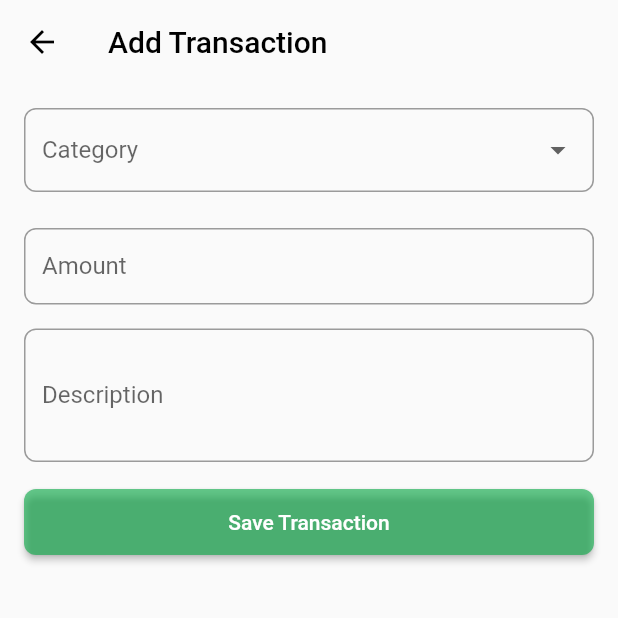
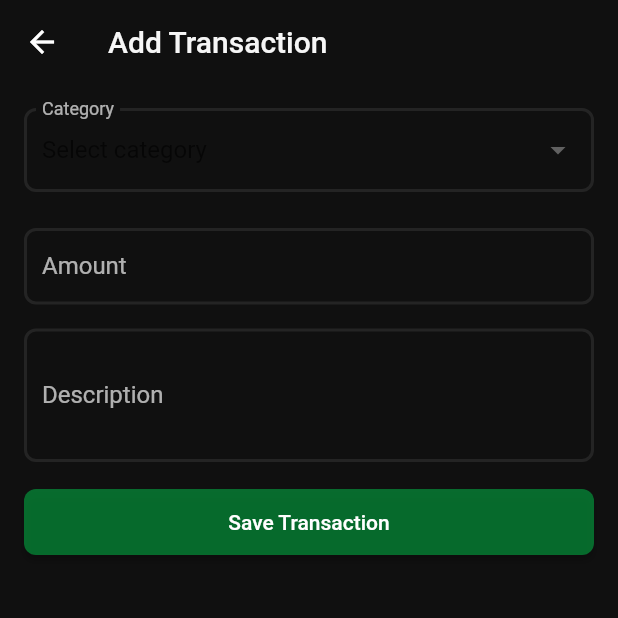
Before and after one commit to Jajared/financio, a Flutter app: the screen it shows after launch, item 2 of the bottom bar chosen, after a tap on the "add" icon, on a phone screen of 412 x 824 dp, the top half of it. Run offline on Flutter 3.47's test engine with Material 2 defaults, Android fonts, the phone set to English and light mode, and no system bars; our stand-ins replace cloud_firestore, firebase_core, fl_chart, get; accounts and stored records are empty.

Commit message:
Changed to dark UI.

```diff
--- a/lib/main.dart
+++ b/lib/main.dart
@@ -30,21 +30,42 @@ class _MyAppState extends State<MyApp> {
     const Activity(),
   ];
 
+  final ThemeData customTheme = ThemeData(
+    primaryColor: const Color.fromRGBO(16, 16, 16, 1),
+    inputDecorationTheme: InputDecorationTheme(
+      labelStyle: const TextStyle(color: Color.fromRGBO(255, 255, 255, 0.67)),
+      hintStyle: const TextStyle(color: Color.fromRGBO(255, 255, 255, 0.67)),
+      enabledBorder: OutlineInputBorder(
+        borderRadius: BorderRadius.circular(8),
+        borderSide:
+            const BorderSide(color: Color.fromRGBO(36, 36, 36, 1), width: 2),
+      ),
+      focusedBorder: OutlineInputBorder(
+        borderRadius: BorderRadius.circular(8),
+        borderSide:
+            const BorderSide(color: Color.fromRGBO(36, 36, 36, 1), width: 2),
+      ),
+    ),
+  );
+
   @override
   Widget build(BuildContext context) {
     return MaterialApp(
       title: 'Finance Tracker',
-      theme: ThemeData(
-        primaryColor: const Color.fromRGBO(3, 169, 66, 0.6),
-      ),
+      theme: customTheme,
       home: SafeArea(
           child: Scaffold(
         body: _screens[_currentIndex],
         bottomNavigationBar: BottomNavigationBar(
           type: BottomNavigationBarType.fixed,
+          unselectedIconTheme: const IconThemeData(
+            color: Color.fromRGBO(255, 255, 255, 0.45),
+          ),
+          unselectedItemColor: const Color.fromRGBO(255, 255, 255, 0.45),
+          backgroundColor: const Color.fromRGBO(16, 16, 16, 0.98),
           selectedIconTheme:
-              const IconThemeData(color: Color.fromRGBO(3, 169, 66, 0.6)),
-          selectedItemColor: const Color.fromRGBO(3, 169, 66, 0.6),
+              const IconThemeData(color: Color.fromRGBO(198, 81, 205, 1)),
+          selectedItemColor: const Color.fromRGBO(198, 81, 205, 1),
           currentIndex: _currentIndex,
           onTap: (index) {
             setState(() {
--- a/lib/screens/add_personal.dart
+++ b/lib/screens/add_personal.dart
@@ -18,19 +18,19 @@ class AddTransactionState extends State<AddTransaction> {
   final TextEditingController _descriptionController = TextEditingController();
 
   final List<CategoryItem> expensesCategories = [
-    CategoryItem('Transport', Icons.directions_car),
-    CategoryItem('Food', Icons.restaurant),
-    CategoryItem('Shopping', Icons.shopping_bag),
-    CategoryItem('Entertainment', Icons.movie),
-    CategoryItem('Travel', Icons.flight),
-    CategoryItem('Health', Icons.favorite),
-    CategoryItem('Education', Icons.school),
-    CategoryItem('Other', Icons.category),
+    CategoryItem('Transport', Icons.directions_car, Colors.blue),
+    CategoryItem('Food', Icons.restaurant, Colors.orange),
+    CategoryItem('Shopping', Icons.shopping_bag, Colors.red),
+    CategoryItem('Entertainment', Icons.movie, Colors.purple),
+    CategoryItem('Travel', Icons.flight, Colors.yellow),
+    CategoryItem('Health', Icons.favorite, Colors.pink),
+    CategoryItem('Education', Icons.school, Colors.green),
+    CategoryItem('Other', Icons.category, Colors.grey),
   ];
 
   final List<CategoryItem> incomeCategories = [
-    CategoryItem('Income 1', Icons.attach_money),
-    CategoryItem('Income 2', Icons.attach_money),
+    CategoryItem('Income 1', Icons.attach_money, Colors.green),
+    CategoryItem('Income 2', Icons.attach_money, Colors.green),
   ];
 
   @override
@@ -40,9 +40,10 @@ class AddTransactionState extends State<AddTransaction> {
         elevation: 0,
         backgroundColor: Colors.transparent,
         title: const Text('Add Transaction',
-            style: TextStyle(color: Colors.black)),
-        iconTheme: const IconThemeData(color: Colors.black),
+            style: TextStyle(color: Color.fromRGBO(255, 255, 255, 0.96))),
+        iconTheme: const IconThemeData(color: Colors.white),
       ),
+      backgroundColor: const Color.fromRGBO(16, 16, 16, 1),
       body: Padding(
         padding: const EdgeInsets.all(16),
         child: Column(
@@ -91,6 +92,7 @@ class AddTransactionState extends State<AddTransaction> {
           label == 'Amount' ? _amountController : _descriptionController,
       keyboardType: keyboardType,
       maxLines: maxLines,
+      style: const TextStyle(color: Colors.white),
       decoration: InputDecoration(
         labelText: label,
         hintText: hint,
@@ -106,8 +108,10 @@ class AddTransactionState extends State<AddTransaction> {
   Widget _buildCategoryDropdown() {
     return DropdownButtonFormField<CategoryItem>(
       value: selectedCategory,
+      dropdownColor: const Color.fromRGBO(27, 27, 27, 1),
       decoration: InputDecoration(
         labelText: 'Category',
+        hintText: 'Select category',
         border: OutlineInputBorder(
           borderRadius: BorderRadius.circular(8),
         ),
@@ -124,9 +128,9 @@ class AddTransactionState extends State<AddTransaction> {
           value: category,
           child: Row(
             children: [
-              Icon(category.icon),
+              Icon(category.icon, color: category.color),
               const SizedBox(width: 8),
-              Text(category.name),
+              Text(category.name, style: const TextStyle(color: Colors.white)),
             ],
           ),
         );
@@ -195,6 +199,7 @@ class AddTransactionState extends State<AddTransaction> {
 class CategoryItem {
   final String name;
   final IconData icon;
+  final Color color;
 
-  CategoryItem(this.name, this.icon);
+  CategoryItem(this.name, this.icon, this.color);
 }
--- a/lib/screens/investments.dart
+++ b/lib/screens/investments.dart
@@ -14,13 +14,13 @@ class Investments extends StatelessWidget {
           title: const Text(
             'Investments',
             style: TextStyle(
-              color: Colors.black,
+              color: Color.fromRGBO(255, 255, 255, 0.96),
               fontSize: 20,
             ),
           ),
           actions: [
             IconButton(
-              icon: const Icon(Icons.add, color: Colors.black, size: 30),
+              icon: const Icon(Icons.add, color: Colors.white, size: 30),
               onPressed: () {
                 Navigator.of(context).push(
                   MaterialPageRoute(
@@ -30,6 +30,7 @@ class Investments extends StatelessWidget {
               },
             ),
           ]),
+      backgroundColor: const Color.fromRGBO(16, 16, 16, 1),
       body: const Center(child: Text('Investments')),
     );
   }
--- a/lib/screens/personal.dart
+++ b/lib/screens/personal.dart
@@ -18,13 +18,13 @@ class Personal extends StatelessWidget {
         title: const Text(
           'Personal',
           style: TextStyle(
-            color: Colors.black,
+            color: Color.fromRGBO(255, 255, 255, 0.96),
             fontSize: 20,
           ),
         ),
         actions: [
           IconButton(
-            icon: const Icon(Icons.add, color: Colors.black, size: 30),
+            icon: const Icon(Icons.add, color: Colors.white, size: 30),
             onPressed: () {
               Navigator.of(context).push(
                 MaterialPageRoute(
@@ -35,6 +35,7 @@ class Personal extends StatelessWidget {
           ),
         ],
       ),
+      backgroundColor: const Color.fromRGBO(16, 16, 16, 1),
       body: Column(
         children: [
           const SizedBox(height: 250, child: PersonalChart()),
@@ -45,9 +46,9 @@ class Personal extends StatelessWidget {
               child: Text(
                 "Transactions",
                 style: TextStyle(
-                  fontSize: 20,
-                  fontWeight: FontWeight.bold,
-                ),
+                    fontSize: 20,
+                    fontWeight: FontWeight.bold,
+                    color: Color.fromRGBO(255, 255, 255, 0.96)),
               ),
             ),
           ),
@@ -58,7 +59,8 @@ class Personal extends StatelessWidget {
                 future: PersonalCollection.instance.getAllPersonal(),
                 builder: (context, snapshot) {
                   if (snapshot.connectionState == ConnectionState.waiting) {
-                    return const CircularProgressIndicator();
+                    return const CircularProgressIndicator(
+                        color: Color.fromRGBO(198, 81, 205, 1));
                   } else if (snapshot.hasError) {
                     return Text('Error: ${snapshot.error}');
                   } else {
@@ -115,9 +117,9 @@ class Personal extends StatelessWidget {
           child: Text(
             formattedDate,
             style: const TextStyle(
-              fontSize: 14,
-              fontWeight: FontWeight.bold,
-            ),
+                fontSize: 14,
+                fontWeight: FontWeight.bold,
+                color: Color.fromRGBO(255, 255, 255, 0.67)),
           ),
         ),
         ListView.builder(
```
Also changed, not shown: lib/screens/activity.dart (+11 -4 lines), lib/widgets/personal_card.dart (+14 -17 lines).
